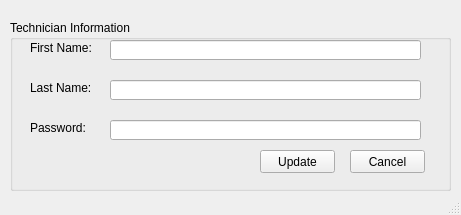
The window that Screens/Admin UpdateTechnician.ui (RaahimHash/DBMS-Project-UHU-Clinic) describes before a commit, drawn with Qt 5.
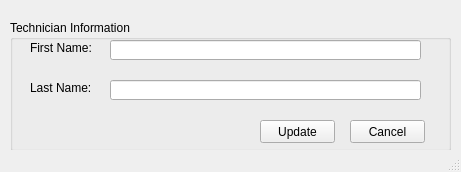
The same window after the commit.

Commit message: screens finally done?

What changed in the file:
```diff
--- a/Screens/Admin UpdateTechnician.ui
+++ b/Screens/Admin UpdateTechnician.ui
@@ -10,7 +10,7 @@
     <x>0</x>
     <y>0</y>
     <width>461</width>
-    <height>215</height>
+    <height>172</height>
    </rect>
   </property>
   <property name="windowTitle">
@@ -23,7 +23,7 @@
       <x>10</x>
       <y>20</y>
       <width>441</width>
-      <height>171</height>
+      <height>131</height>
      </rect>
     </property>
     <property name="title">
@@ -72,7 +72,7 @@
      <property name="geometry">
       <rect>
        <x>250</x>
-       <y>130</y>
+       <y>100</y>
        <width>75</width>
        <height>23</height>
       </rect>
@@ -85,7 +85,7 @@
      <property name="geometry">
       <rect>
        <x>340</x>
-       <y>130</y>
+       <y>100</y>
        <width>75</width>
        <height>23</height>
       </rect>
@@ -107,35 +107,6 @@
       <bool>false</bool>
      </property>
     </widget>
-    <widget class="QLabel" name="label_3">
-     <property name="geometry">
-      <rect>
-       <x>20</x>
-       <y>100</y>
-       <width>81</width>
-       <height>16</height>
-      </rect>
-     </property>
-     <property name="text">
-      <string>Password:</string>
-     </property>
-    </widget>
-    <widget class="QLineEdit" name="linePassword">
-     <property name="geometry">
-      <rect>
-       <x>100</x>
-       <y>100</y>
-       <width>311</width>
-       <height>20</height>
-      </rect>
-     </property>
-     <property name="echoMode">
-      <enum>QLineEdit::Password</enum>
-     </property>
-     <property name="readOnly">
-      <bool>false</bool>
-     </property>
-    </widget>
    </widget>
   </widget>
   <widget class="QStatusBar" name="statusbar"/>
```
The commit also changes 5 other files.
